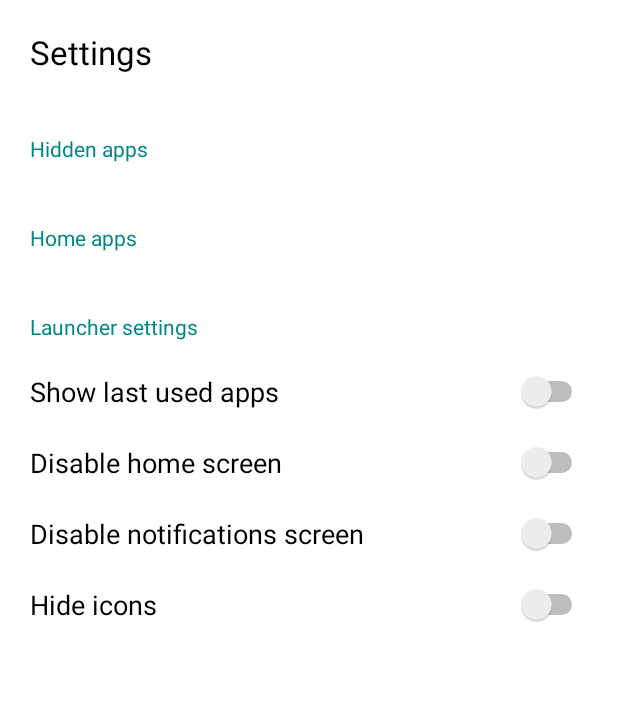
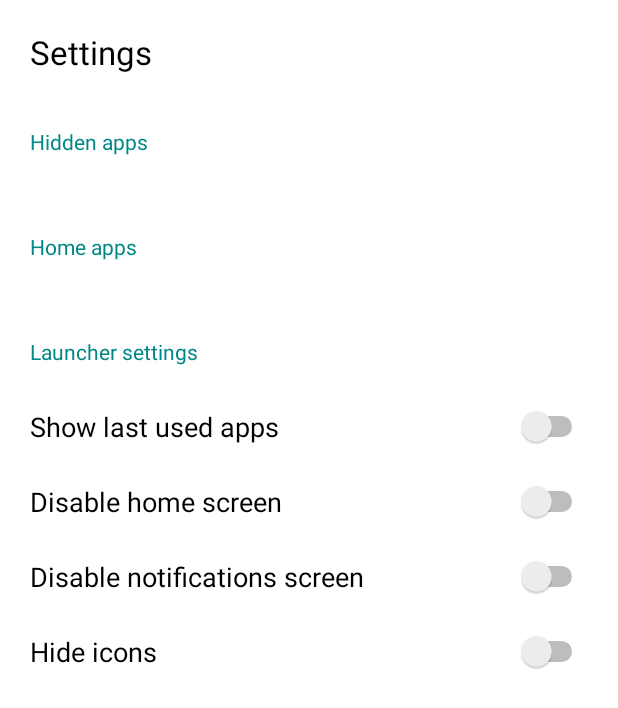
Before and after one commit to galczo5/min-launcher, an Android app: the SettingsActivity screen opened directly, with no data from a screen before it, on a phone screen of 412 x 824 dp. Shown: the top 708 px of the screen. Run offline under Robolectric (Android 15) with nearby library versions, the phone set to English and light mode, and no system bars.

Commit message:
Same row height in every activity

```diff
--- a/app/src/main/java/com/minlauncher/min/SettingsActivity.kt
+++ b/app/src/main/java/com/minlauncher/min/SettingsActivity.kt
@@ -11,6 +11,7 @@ import com.minlauncher.min.adapters.SettingsAppListAdapter
 import com.minlauncher.min.adapters.HiddenAppOnClickListener
 import com.minlauncher.min.models.AppInfo
 import com.minlauncher.min.models.AppInfoSharedPreferences
+import com.minlauncher.min.models.SettingsAppListItem
 
 
 class SettingsActivity : AppCompatActivity() {
@@ -33,14 +34,14 @@ class SettingsActivity : AppCompatActivity() {
     }
 
     private fun setAdapter() {
-        appInfoSharedPreferences?.getHiddenApps()?.let {
+        appInfoSharedPreferences?.getHiddenApps()?.map {
+            val applicationIcon = packageManager.getApplicationIcon(it.packageName)
+            SettingsAppListItem(it.label, it.packageName, applicationIcon)
+        }?.let {
             val recyclerView = findViewById<RecyclerView>(R.id.hiddenAppsList)
             val onClickListener = object : HiddenAppOnClickListener {
                 override fun onClick(position: Int) {
-                    val appInfo = it[position]
-                    val updatedAppInfo = AppInfo(appInfo.label, appInfo.packageName, appInfo.home, false, appInfo.lastUse)
-                    appInfoSharedPreferences?.update(updatedAppInfo)
-                    setAdapter()
+
                 }
             }
 
@@ -48,7 +49,10 @@ class SettingsActivity : AppCompatActivity() {
             recyclerView.layoutManager = LinearLayoutManager(applicationContext)
         }
 
-        appInfoSharedPreferences?.getHomeApps()?.let {
+        appInfoSharedPreferences?.getHomeApps()?.map {
+            val applicationIcon = packageManager.getApplicationIcon(it.packageName)
+            SettingsAppListItem(it.label, it.packageName, applicationIcon)
+        }?.let {
             val homeAppsRecyclerView = findViewById<RecyclerView>(R.id.settingsHomeAppsList)
             val onClickListener = object : HiddenAppOnClickListener {
                 override fun onClick(position: Int) {
--- a/app/src/main/java/com/minlauncher/min/adapters/SettingsAppListAdapter.kt
+++ b/app/src/main/java/com/minlauncher/min/adapters/SettingsAppListAdapter.kt
@@ -8,12 +8,14 @@ import android.widget.TextView
 import androidx.recyclerview.widget.RecyclerView
 import com.minlauncher.min.R
 import com.minlauncher.min.models.AppInfo
+import com.minlauncher.min.models.SettingsAppListItem
 
-class SettingsAppListAdapter(val apps: List<AppInfo>, val onClickListener: HiddenAppOnClickListener) : RecyclerView.Adapter<SettingsAppListAdapter.ViewHolder>() {
+class SettingsAppListAdapter(val apps: List<SettingsAppListItem>, val onClickListener: HiddenAppOnClickListener) : RecyclerView.Adapter<SettingsAppListAdapter.ViewHolder>() {
 
     inner class ViewHolder(val view: View) : RecyclerView.ViewHolder(view) {
         val textView = view.findViewById<TextView>(R.id.hiddenAppLabel)
         val showImageView = view.findViewById<ImageView>(R.id.hiddenAppShow)
+        val imageView = view.findViewById<ImageView>(R.id.settingsItemAppIcon)
     }
 
     override fun onCreateViewHolder(parent: ViewGroup, viewType: Int): ViewHolder {
@@ -30,6 +32,7 @@ class SettingsAppListAdapter(val apps: List<AppInfo>, val onClickListener: Hidde
     override fun onBindViewHolder(holder: ViewHolder, position: Int) {
         val item = apps[position]
         holder.textView.text = item.label
+        holder.imageView.setImageDrawable(item.icon)
         holder.showImageView.setOnClickListener {
             onClickListener.onClick(position)
         }
--- a/app/src/main/res/layout/activity_settings.xml
+++ b/app/src/main/res/layout/activity_settings.xml
@@ -25,8 +25,9 @@
         <TextView
             android:id="@+id/text"
             android:layout_width="wrap_content"
-            android:layout_height="wrap_content"
-            android:layout_marginTop="40dp"
+            android:layout_height="@dimen/row_height"
+            android:gravity="center"
+            android:layout_marginTop="20dp"
             android:text="@string/hiddenAppsHeaderText"
             android:textAppearance="@style/TextAppearance.AppCompat.Small"
             android:textColor="@color/teal_700"
@@ -43,8 +44,9 @@
         <TextView
             android:id="@+id/settingsHomeAppsHeader"
             android:layout_width="wrap_content"
-            android:layout_height="wrap_content"
-            android:layout_marginTop="40dp"
+            android:layout_height="@dimen/row_height"
+            android:gravity="center"
+            android:layout_marginTop="20dp"
             android:text="@string/settingsHomeAppsHeaderText"
             android:textAppearance="@style/TextAppearance.AppCompat.Small"
             android:textColor="@color/teal_700"
@@ -60,23 +62,22 @@
 
         <TextView
             android:id="@+id/settingsLauncherHeaderTextView"
-            android:layout_width="match_parent"
-            android:layout_height="wrap_content"
-            android:layout_marginTop="40dp"
+            android:layout_width="wrap_content"
+            android:layout_height="@dimen/row_height"
+            android:gravity="center"
+            android:layout_marginTop="20dp"
             android:text="@string/launcherSettingsHeaderText"
             android:textAppearance="@style/TextAppearance.AppCompat.Small"
             android:textColor="@color/teal_700"
-            app:layout_constraintEnd_toEndOf="parent"
             app:layout_constraintStart_toStartOf="parent"
             app:layout_constraintTop_toBottomOf="@+id/settingsHomeAppsList" />
 
         <Switch
             android:id="@+id/switch1"
             android:layout_width="match_parent"
-            android:layout_height="wrap_content"
+            android:layout_height="@dimen/row_height"
             android:text="Show last used apps"
             android:textAppearance="@style/TextAppearance.AppCompat.Medium"
-            android:layout_marginVertical="20dp"
             app:layout_constraintEnd_toEndOf="parent"
             app:layout_constraintStart_toStartOf="parent"
             app:layout_constraintTop_toBottomOf="@+id/settingsLauncherHeaderTextView" />
@@ -84,10 +85,9 @@
         <Switch
             android:id="@+id/switch2"
             android:layout_width="match_parent"
-            android:layout_height="wrap_content"
+            android:layout_height="@dimen/row_height"
             android:text="Disable home screen"
             android:textAppearance="@style/TextAppearance.AppCompat.Medium"
-            android:layout_marginVertical="20dp"
             app:layout_constraintEnd_toEndOf="parent"
             app:layout_constraintStart_toStartOf="parent"
             app:layout_constraintTop_toBottomOf="@+id/switch1" />
@@ -95,10 +95,9 @@
         <Switch
             android:id="@+id/switch3"
             android:layout_width="match_parent"
-            android:layout_height="wrap_content"
+            android:layout_height="@dimen/row_height"
             android:text="Disable notifications screen"
             android:textAppearance="@style/TextAppearance.AppCompat.Medium"
-            android:layout_marginVertical="20dp"
             app:layout_constraintEnd_toEndOf="parent"
             app:layout_constraintHorizontal_bias="0.0"
             app:layout_constraintStart_toStartOf="parent"
@@ -107,10 +106,9 @@
         <Switch
             android:id="@+id/switch4"
             android:layout_width="match_parent"
-            android:layout_height="wrap_content"
+            android:layout_height="@dimen/row_height"
             android:text="Hide icons"
             android:textAppearance="@style/TextAppearance.AppCompat.Medium"
-            android:layout_marginVertical="20dp"
             app:layout_constraintEnd_toEndOf="parent"
             app:layout_constraintHorizontal_bias="0.0"
             app:layout_constraintStart_toStartOf="parent"
--- a/app/src/main/res/layout/app_list_item.xml
+++ b/app/src/main/res/layout/app_list_item.xml
@@ -1,13 +1,13 @@
 <?xml version="1.0" encoding="utf-8"?>
 <androidx.constraintlayout.widget.ConstraintLayout xmlns:android="http://schemas.android.com/apk/res/android"
     android:layout_width="match_parent"
-    android:layout_height="wrap_content"
-    android:paddingVertical="10dp"
+    android:layout_height="@dimen/row_height"
     android:foreground="?android:selectableItemBackground">
 
     <LinearLayout
         android:layout_width="match_parent"
         android:layout_height="match_parent"
+        android:gravity="center"
         android:orientation="horizontal">
 
         <ImageView
--- a/app/src/main/res/layout/app_list_separator.xml
+++ b/app/src/main/res/layout/app_list_separator.xml
@@ -1,9 +1,7 @@
 <?xml version="1.0" encoding="utf-8"?>
 <androidx.constraintlayout.widget.ConstraintLayout xmlns:android="http://schemas.android.com/apk/res/android"
     android:layout_width="match_parent"
-    android:layout_height="wrap_content"
-    android:layout_marginTop="20dp"
-    android:layout_marginBottom="10dp">
+    android:layout_height="@dimen/row_height">
 
     <LinearLayout
         android:layout_width="match_parent"
@@ -14,6 +12,8 @@
             android:id="@+id/appSeparatorLabel"
             android:layout_width="30dp"
             android:layout_height="wrap_content"
+            android:layout_gravity="center"
+
             android:textAppearance="@style/TextAppearance.AppCompat.Small"
             android:textColor="@color/teal_700"/>
 
--- a/app/src/main/res/values/dimens.xml
+++ b/app/src/main/res/values/dimens.xml
@@ -12,4 +12,5 @@
     inner_frame_layout_padding (below variable) on round screens.
     -->
     <dimen name="inner_frame_layout_padding">5dp</dimen>
+    <dimen name="row_height">50dp</dimen>
 </resources>
```
Also changed, not shown: app/src/main/java/com/minlauncher/min/models/SettingsAppListItem.kt (added, +10 -0 lines), app/src/main/res/layout/hidden_list_item.xml (+21 -12 lines), app/src/main/res/layout/home_list_item.xml (+12 -13 lines).
